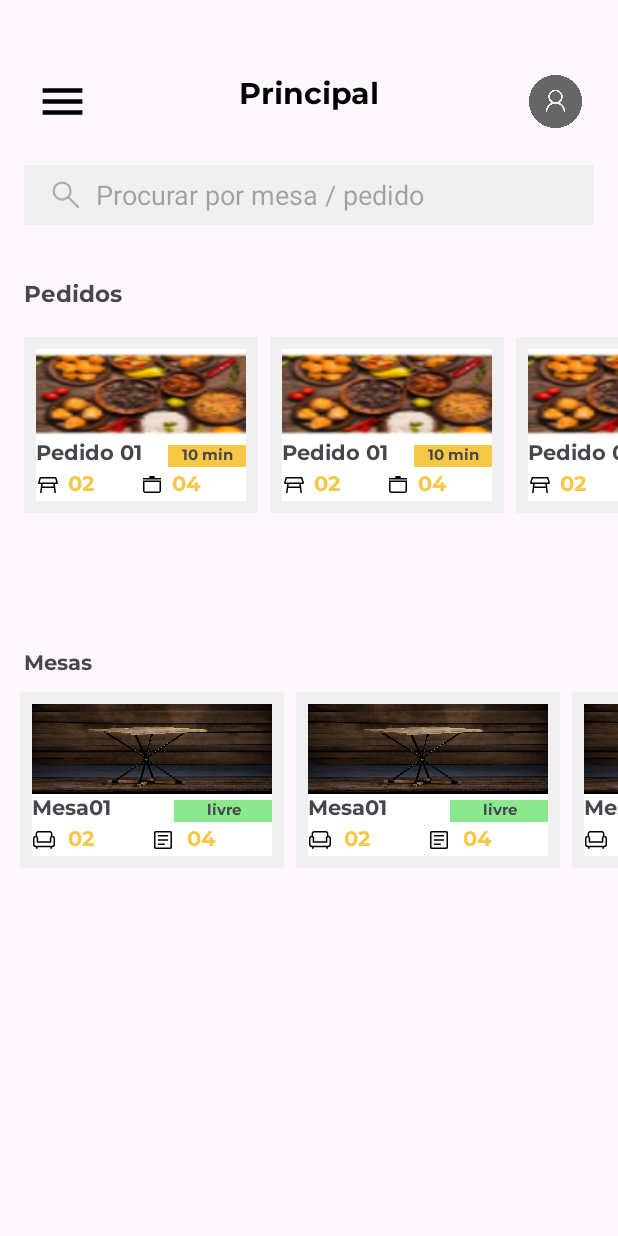
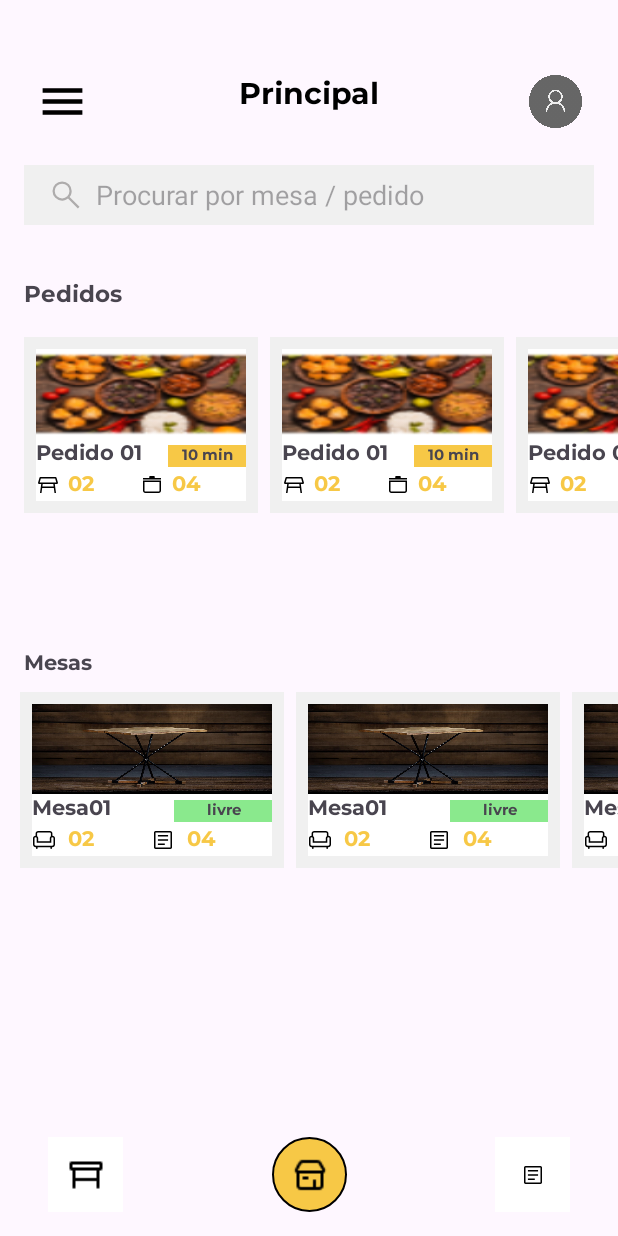
Before and after one commit to salzani/ProjetoRestaurante, an Android app: the HomeActivity screen opened directly, with no data from a screen before it, on a phone screen of 412 x 824 dp. Run offline under Robolectric (Android 15) with nearby library versions, the phone set to English and light mode, and no system bars.

Commit message:
tela home finalizada
e tela de login ligada a tela home ao clicar no botão

```diff
--- a/app/src/main/java/com/example/projetorestauranteprime/LoginActivity.java
+++ b/app/src/main/java/com/example/projetorestauranteprime/LoginActivity.java
@@ -1,6 +1,8 @@
 package com.example.projetorestauranteprime;
 
+import android.content.Intent;
 import android.os.Bundle;
+import android.view.View;
 
 import androidx.activity.EdgeToEdge;
 import androidx.appcompat.app.AppCompatActivity;
@@ -21,4 +23,9 @@ public class LoginActivity extends AppCompatActivity {
             return insets;
         });
     }
+
+    public void login(View v) {
+        Intent i = new Intent(this, HomeActivity.class);
+        startActivity(i);
+    }
 }
--- a/app/src/main/res/layout/activity_home.xml
+++ b/app/src/main/res/layout/activity_home.xml
@@ -102,4 +102,37 @@
         app:layout_constraintStart_toStartOf="parent"
         app:layout_constraintTop_toBottomOf="@+id/textView14" />
 
+    <ImageButton
+        android:id="@+id/imageButton"
+        android:layout_width="50dp"
+        android:layout_height="50dp"
+        android:layout_marginStart="32dp"
+        android:layout_marginBottom="16dp"
+        android:background="#FFFFFF"
+        app:layout_constraintBottom_toBottomOf="parent"
+        app:layout_constraintStart_toStartOf="parent"
+        app:srcCompat="@drawable/table" />
+
+    <ImageButton
+        android:id="@+id/imageButton6"
+        android:layout_width="50dp"
+        android:layout_height="50dp"
+        android:layout_marginEnd="32dp"
+        android:layout_marginBottom="16dp"
+        android:background="#FFFFFF"
+        app:layout_constraintBottom_toBottomOf="parent"
+        app:layout_constraintEnd_toEndOf="parent"
+        app:srcCompat="@drawable/article_fill0_wght400_grad0_opsz48" />
+
+    <ImageButton
+        android:id="@+id/imageButton7"
+        android:layout_width="50dp"
+        android:layout_height="50dp"
+        android:layout_marginBottom="16dp"
+        android:background="@drawable/background_mesa"
+        app:layout_constraintBottom_toBottomOf="parent"
+        app:layout_constraintEnd_toStartOf="@+id/imageButton6"
+        app:layout_constraintStart_toEndOf="@+id/imageButton"
+        app:srcCompat="@drawable/home" />
+
 </androidx.constraintlayout.widget.ConstraintLayout>
--- a/app/src/main/res/layout/activity_login.xml
+++ b/app/src/main/res/layout/activity_login.xml
@@ -51,6 +51,7 @@
         android:layout_width="320dp"
         android:layout_height="50dp"
         android:layout_marginTop="32dp"
+        android:onClick="login"
         android:text="Vamos lá!"
         app:backgroundTint="#F7C846"
         app:layout_constraintEnd_toEndOf="parent"
```
